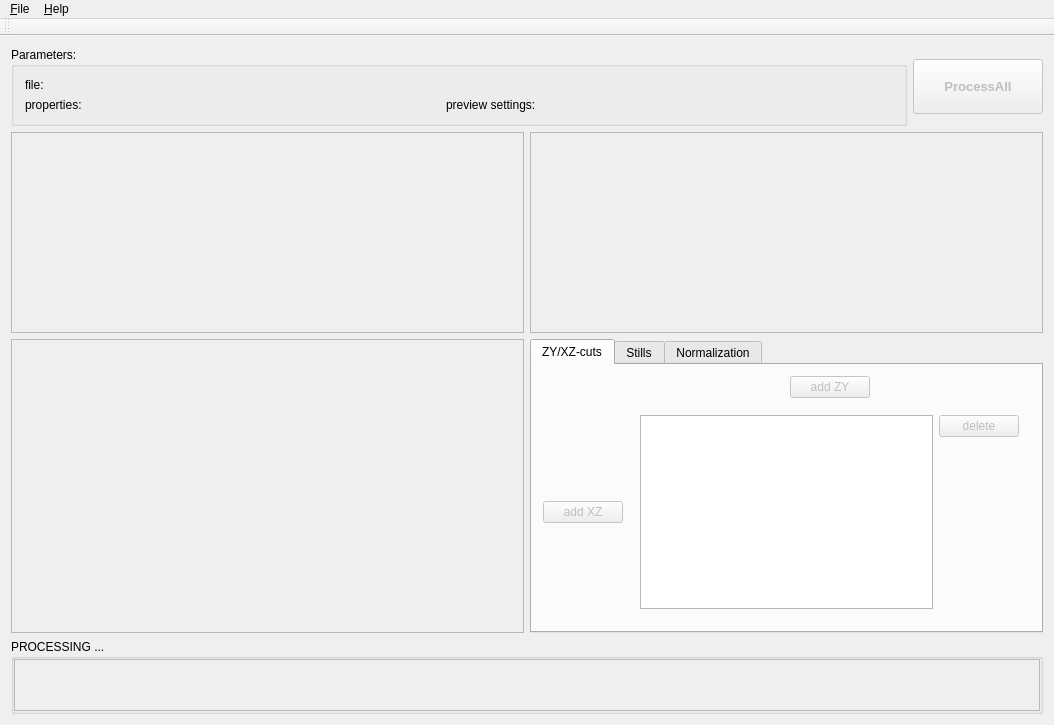
Old version of the form SlitScanGenerator/mainwindow.ui in the repository jkriege2/SlitScanGenerator.
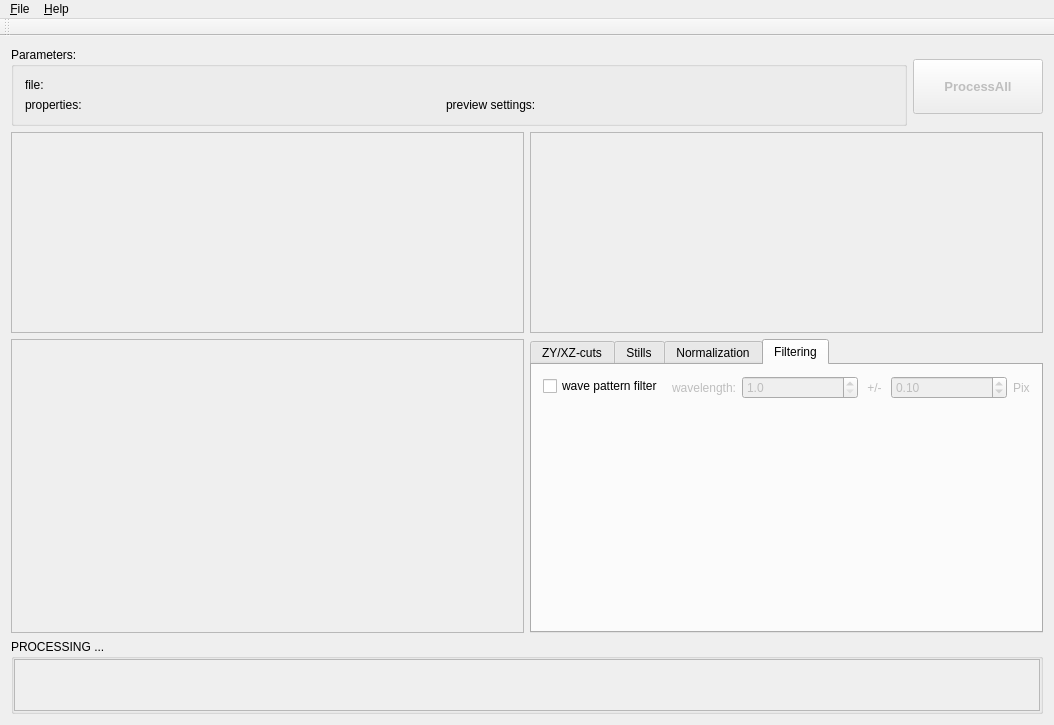
New version of the form. The open tabs and pages were chosen to show the change. Icons and pictures are not drawn. Custom widgets are drawn as their Qt base class.

Commit message: prepared for Fourier filtering

```diff
--- a/SlitScanGenerator/mainwindow.ui
+++ b/SlitScanGenerator/mainwindow.ui
@@ -247,6 +247,91 @@
         </item>
        </layout>
       </widget>
+      <widget class="QWidget" name="tab_3">
+       <attribute name="title">
+        <string>Filtering</string>
+       </attribute>
+       <layout class="QFormLayout" name="formLayout_3">
+        <item row="0" column="0">
+         <widget class="QCheckBox" name="chkWavelength">
+          <property name="text">
+           <string>wave pattern filter </string>
+          </property>
+         </widget>
+        </item>
+        <item row="0" column="1">
+         <widget class="QWidget" name="widFilter" native="true">
+          <property name="enabled">
+           <bool>false</bool>
+          </property>
+          <layout class="QHBoxLayout" name="horizontalLayout_2" stretch="0,1,0,1,0">
+           <property name="leftMargin">
+            <number>0</number>
+           </property>
+           <property name="topMargin">
+            <number>0</number>
+           </property>
+           <property name="rightMargin">
+            <number>0</number>
+           </property>
+           <property name="bottomMargin">
+            <number>0</number>
+           </property>
+           <item>
+            <widget class="QLabel" name="label_9">
+             <property name="text">
+              <string>wavelength:</string>
+             </property>
+            </widget>
+           </item>
+           <item>
+            <widget class="QDoubleSpinBox" name="spinWavelength">
+             <property name="decimals">
+              <number>1</number>
+             </property>
+             <property name="minimum">
+              <double>1.000000000000000</double>
+             </property>
+             <property name="maximum">
+              <double>10000.000000000000000</double>
+             </property>
+            </widget>
+           </item>
+           <item>
+            <widget class="QLabel" name="label_10">
+             <property name="text">
+              <string> +/- </string>
+             </property>
+            </widget>
+           </item>
+           <item>
+            <widget class="QDoubleSpinBox" name="spinFilterDelta">
+             <property name="decimals">
+              <number>2</number>
+             </property>
+             <property name="minimum">
+              <double>0.010000000000000</double>
+             </property>
+             <property name="maximum">
+              <double>10000.000000000000000</double>
+             </property>
+             <property name="value">
+              <double>0.100000000000000</double>
+             </property>
+            </widget>
+           </item>
+           <item>
+            <widget class="QLabel" name="label_11">
+             <property name="text">
+              <string>Pix</string>
+             </property>
+            </widget>
+           </item>
+          </layout>
+         </widget>
+        </item>
+       </layout>
+      </widget>
      </widget>
     </item>
     <item row="4" column="1">
```
Left out of the diff: 158 changed lines with no effect on the pictures. The commit also changes 9 other files.
